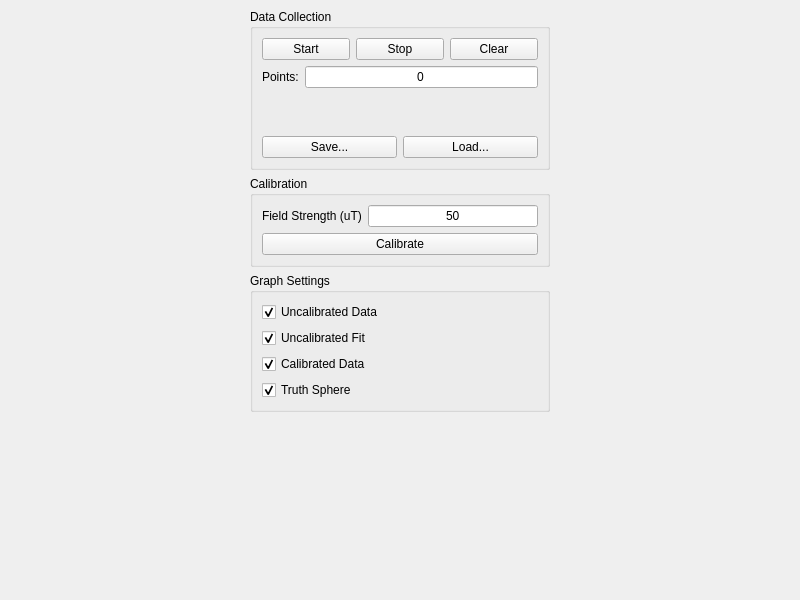
Qt form src/magnetometer/gui/fmain.ui (pcdangio/ros-calibration_imu) before a commit.
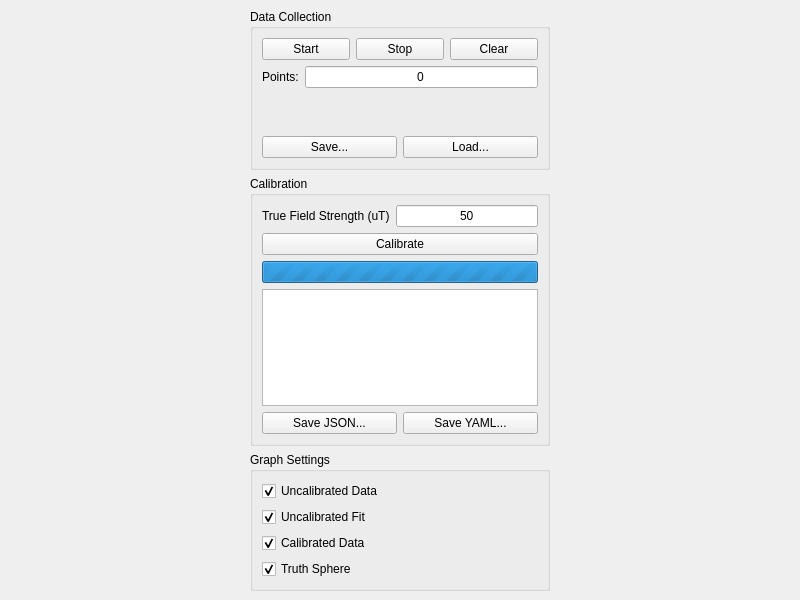
The same form after that commit.

Commit message: magnetometer: added form status updates during calibration

The edit to the form file:
```diff
--- a/src/magnetometer/gui/fmain.ui
+++ b/src/magnetometer/gui/fmain.ui
@@ -141,7 +141,7 @@
            <item>
             <widget class="QLabel" name="label_field_strength">
              <property name="text">
-              <string>Field Strength (uT)</string>
+              <string>True Field Strength (uT)</string>
              </property>
             </widget>
            </item>
@@ -164,6 +164,40 @@
            </property>
           </widget>
          </item>
+         <item>
+          <widget class="QProgressBar" name="progressbar_calibrate">
+           <property name="maximum">
+            <number>0</number>
+           </property>
+           <property name="value">
+            <number>-1</number>
+           </property>
+           <property name="textVisible">
+            <bool>false</bool>
+           </property>
+          </widget>
+         </item>
+         <item>
+          <widget class="QPlainTextEdit" name="textedit_calibration"/>
+         </item>
+         <item>
+          <layout class="QHBoxLayout" name="horizontalLayout_5">
+           <item>
+            <widget class="QPushButton" name="button_save_calibration_json">
+             <property name="text">
+              <string>Save JSON...</string>
+             </property>
+            </widget>
+           </item>
+           <item>
+            <widget class="QPushButton" name="button_save_calibration_yaml">
+             <property name="text">
+              <string>Save YAML...</string>
+             </property>
+            </widget>
+           </item>
+          </layout>
+         </item>
         </layout>
        </widget>
       </item>
```
The commit also changes 5 other files.
